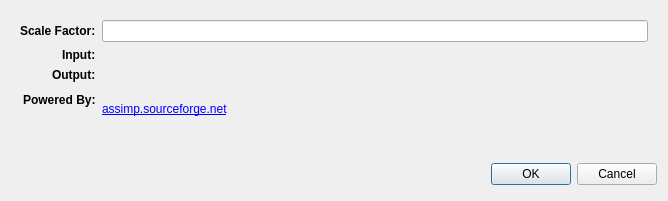
Qt form Tools/breezEd/ui/ShapeImportDialog.ui (shadercoder/breeze-2) before a commit.
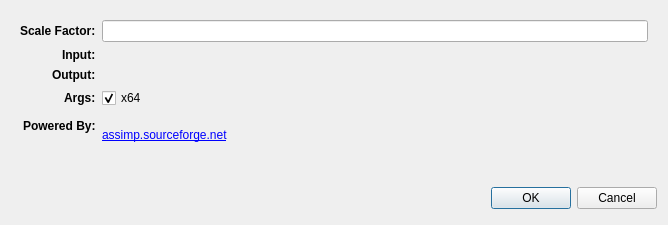
The same form after that commit. Icons and pictures are not drawn. Custom widgets are drawn as their Qt base class.

What changed in the file:
```diff
--- a/Tools/breezEd/ui/ShapeImportDialog.ui
+++ b/Tools/breezEd/ui/ShapeImportDialog.ui
@@ -7,7 +7,7 @@
     <x>0</x>
     <y>0</y>
     <width>668</width>
-    <height>201</height>
+    <height>225</height>
    </rect>
   </property>
   <property name="sizePolicy">
@@ -87,7 +87,7 @@
       <item row="2" column="1">
        <widget class="BrowseWidget" name="outputWidget" native="true"/>
       </item>
-      <item row="3" column="0">
+      <item row="4" column="0">
        <widget class="QLabel" name="poweredLabel">
         <property name="font">
          <font>
@@ -100,7 +100,7 @@
         </property>
        </widget>
       </item>
-      <item row="3" column="1">
+      <item row="4" column="1">
        <widget class="QLabel" name="assimpLink">
         <property name="text">
          <string>&lt;html&gt;&lt;head/&gt;&lt;body&gt;&lt;p&gt;&lt;a href=&quot;http://assimp.sourceforge.net&quot;&gt;&lt;img src=&quot;:/breezEd/images/banners/assimp&quot;/&gt;&lt;br/&gt;&lt;span style=&quot; text-decoration: underline; color:#0000ff;&quot;&gt;assimp.sourceforge.net&lt;/span&gt;&lt;/a&gt;&lt;/p&gt;&lt;/body&gt;&lt;/html&gt;</string>
@@ -110,6 +110,29 @@
         </property>
        </widget>
       </item>
+      <item row="3" column="0">
+       <widget class="QLabel" name="argsLabel">
+        <property name="font">
+         <font>
+          <weight>75</weight>
+          <bold>true</bold>
+         </font>
+        </property>
+        <property name="text">
+         <string>Args:</string>
+        </property>
+       </widget>
+      </item>
+      <item row="3" column="1">
+       <widget class="QCheckBox" name="x64CheckBox">
+        <property name="text">
+         <string>x64</string>
+        </property>
+        <property name="checked">
+         <bool>true</bool>
+        </property>
+       </widget>
+      </item>
      </layout>
     </widget>
    </item>
```
Left out of the diff: 11 changed lines with no effect on the pictures.
